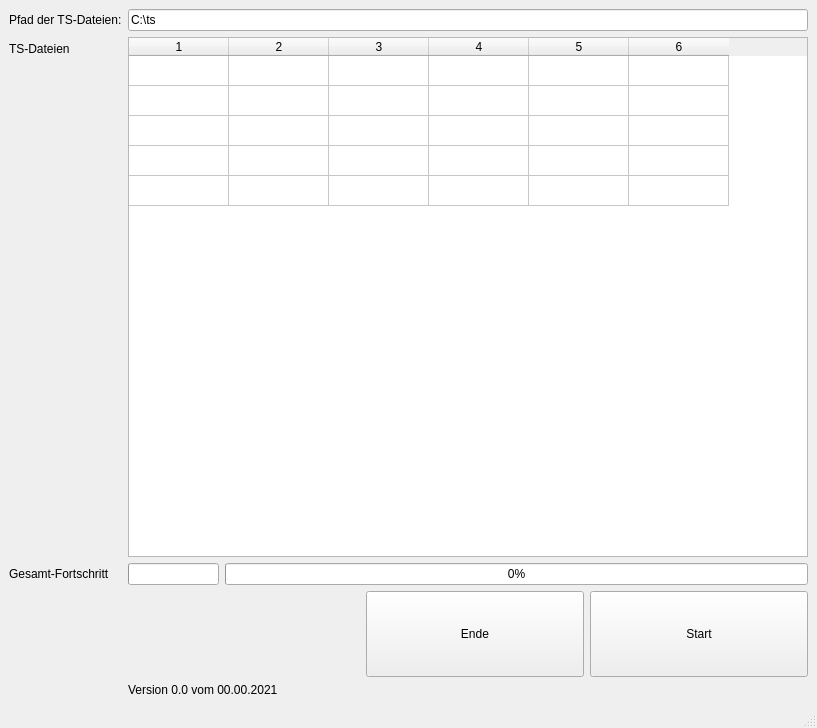
The window that XCodeUI2.ui (ruegi/XCode) describes before a commit, drawn with Qt 5.
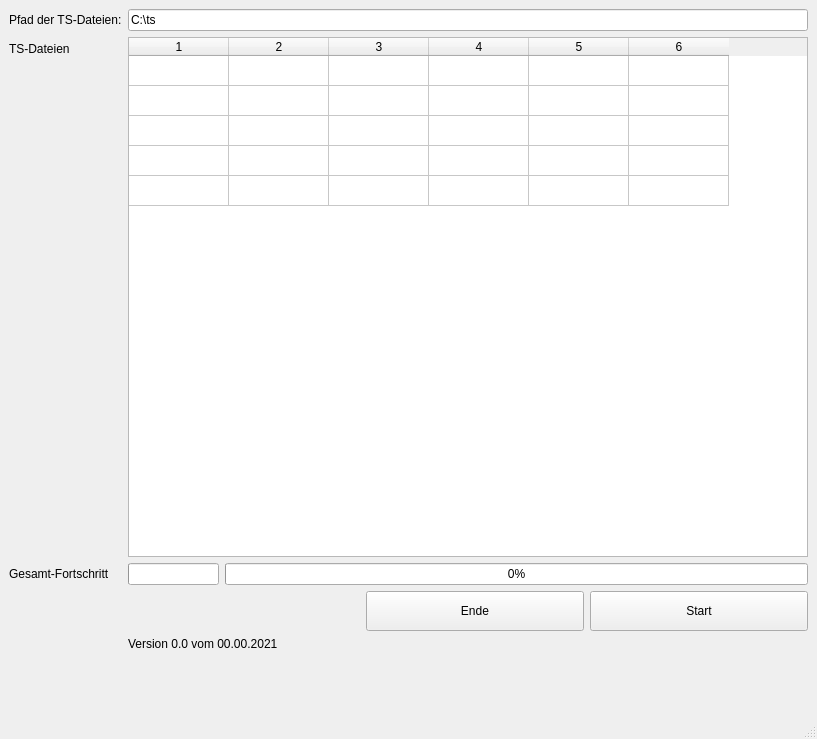
The same window after the commit. Icons and pictures are not drawn.

Diff of the .ui file:
```diff
--- a/XCodeUI2.ui
+++ b/XCodeUI2.ui
@@ -7,7 +7,7 @@
     <x>0</x>
     <y>0</y>
     <width>817</width>
-    <height>728</height>
+    <height>739</height>
    </rect>
   </property>
   <property name="windowTitle">
@@ -17,6 +17,10 @@
    <iconset>
     <normaloff>XC.ico</normaloff>XC.ico</iconset>
   </property>
+  <property name="styleSheet">
+   <string notr="true">
+</string>
+  </property>
   <widget class="QWidget" name="centralwidget">
    <layout class="QVBoxLayout" name="verticalLayout">
     <item>
@@ -143,7 +147,7 @@
            <enum>Qt::Vertical</enum>
           </property>
           <property name="sizeType">
-           <enum>QSizePolicy::Preferred</enum>
+           <enum>QSizePolicy::Fixed</enum>
           </property>
           <property name="sizeHint" stdset="0">
            <size>
@@ -169,11 +173,20 @@
         <item>
          <widget class="QPushButton" name="btn_ende">
           <property name="sizePolicy">
-           <sizepolicy hsizetype="Expanding" vsizetype="Expanding">
+           <sizepolicy hsizetype="Expanding" vsizetype="Fixed">
             <horstretch>0</horstretch>
             <verstretch>0</verstretch>
            </sizepolicy>
           </property>
+          <property name="minimumSize">
+           <size>
+            <width>0</width>
+            <height>40</height>
+           </size>
+          </property>
+          <property name="styleSheet">
+           <string notr="true"/>
+          </property>
           <property name="text">
            <string>Ende</string>
           </property>
@@ -182,7 +195,7 @@
         <item>
          <widget class="QPushButton" name="btn_start">
           <property name="sizePolicy">
-           <sizepolicy hsizetype="Expanding" vsizetype="Expanding">
+           <sizepolicy hsizetype="Expanding" vsizetype="Fixed">
             <horstretch>0</horstretch>
             <verstretch>0</verstretch>
            </sizepolicy>
@@ -193,6 +206,9 @@
             <height>40</height>
            </size>
           </property>
+          <property name="styleSheet">
+           <string notr="true"/>
+          </property>
           <property name="text">
            <string>Start</string>
           </property>
@@ -212,7 +228,7 @@
          <enum>Qt::RightToLeft</enum>
         </property>
         <property name="autoFillBackground">
-         <bool>true</bool>
+         <bool>false</bool>
         </property>
         <property name="text">
          <string>Version 0.0 vom 00.00.2021</string>
@@ -226,7 +242,6 @@
   <widget class="QStatusBar" name="statusbar">
    <property name="font">
     <font>
-     <weight>75</weight>
      <bold>true</bold>
     </font>
    </property>
```
Left out of the diff: 11 changed lines with no effect on the pictures.
